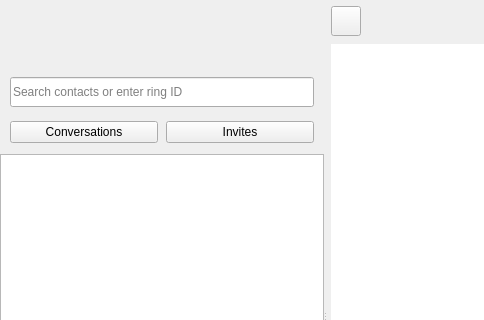
The window that callwidget.ui (savoirfairelinux/jami-client-windows) describes before a commit, drawn with Qt 5; both pictures show x 0 to 484 and y 0 to 320 of the 747 by 639 pixel window.
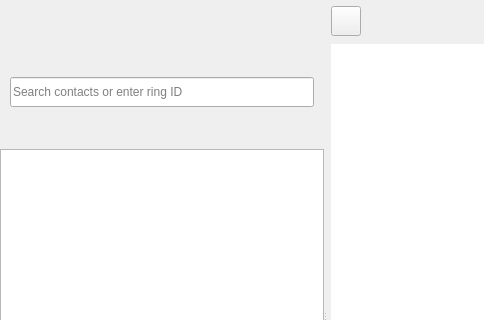
The same window after the commit. Icons and pictures are not drawn. Custom widgets are drawn as their Qt base class.

Commit message: ui: add radio button effect to conversation filter button

What changed in the file:
```diff
--- a/callwidget.ui
+++ b/callwidget.ui
@@ -237,6 +237,12 @@
                   <verstretch>0</verstretch>
                  </sizepolicy>
                 </property>
+                <property name="minimumSize">
+                 <size>
+                  <width>0</width>
+                  <height>30</height>
+                 </size>
+                </property>
                 <layout class="QHBoxLayout" name="horizontalLayout_4">
                  <property name="spacing">
                   <number>8</number>
@@ -254,21 +260,21 @@
                   <number>5</number>
                  </property>
                  <item>
-                  <widget class="QPushButton" name="buttonConversations">
+                  <widget class="ConversationFilterButton" name="buttonConversations" native="true">
                    <property name="toolTip">
                     <string>Show conversations</string>
                    </property>
-                   <property name="text">
+                   <property name="text" stdset="0">
                     <string>Conversations</string>
                    </property>
                   </widget>
                  </item>
                  <item>
-                  <widget class="QPushButton" name="buttonInvites">
+                  <widget class="ConversationFilterButton" name="buttonInvites" native="true">
                    <property name="toolTip">
                     <string>Show invites</string>
                    </property>
-                   <property name="text">
+                   <property name="text" stdset="0">
                     <string>Invites</string>
                    </property>
                   </widget>
@@ -1804,6 +1810,11 @@
    <extends>QWidget</extends>
    <header>currentaccountcombobox.h</header>
   </customwidget>
+  <customwidget>
+   <class>ConversationFilterButton</class>
+   <extends>QWidget</extends>
+   <header>conversationfilterbutton.h</header>
+  </customwidget>
  </customwidgets>
  <resources>
   <include location="ressources.qrc"/>
```
The commit also changes 9 other files.
